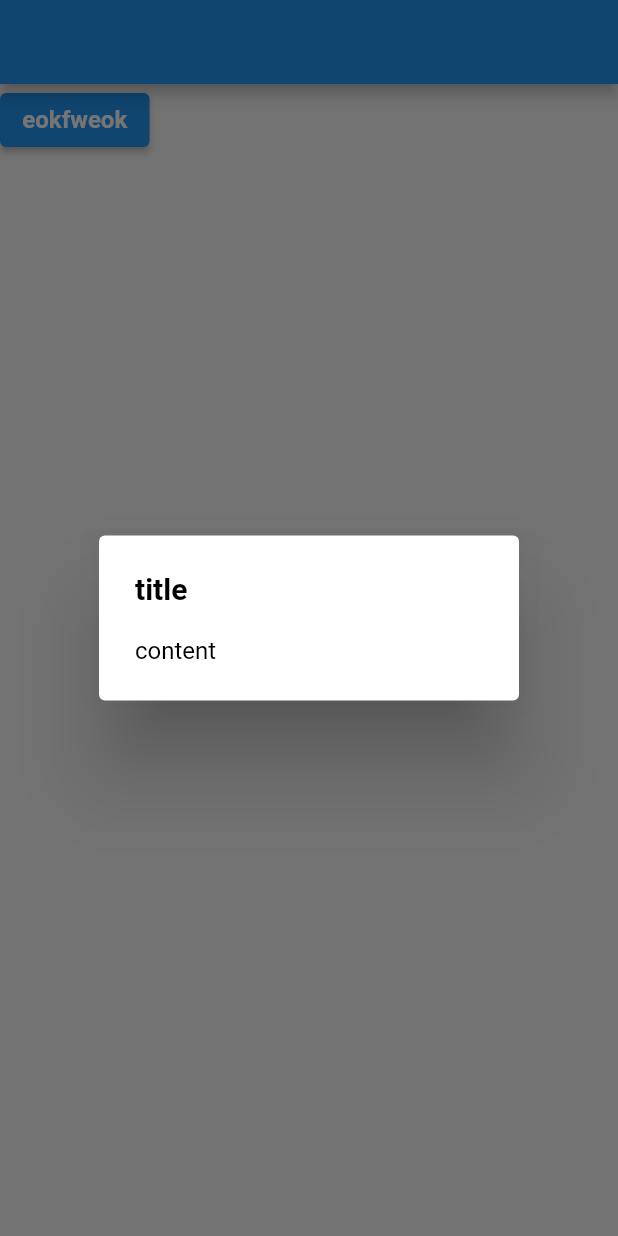
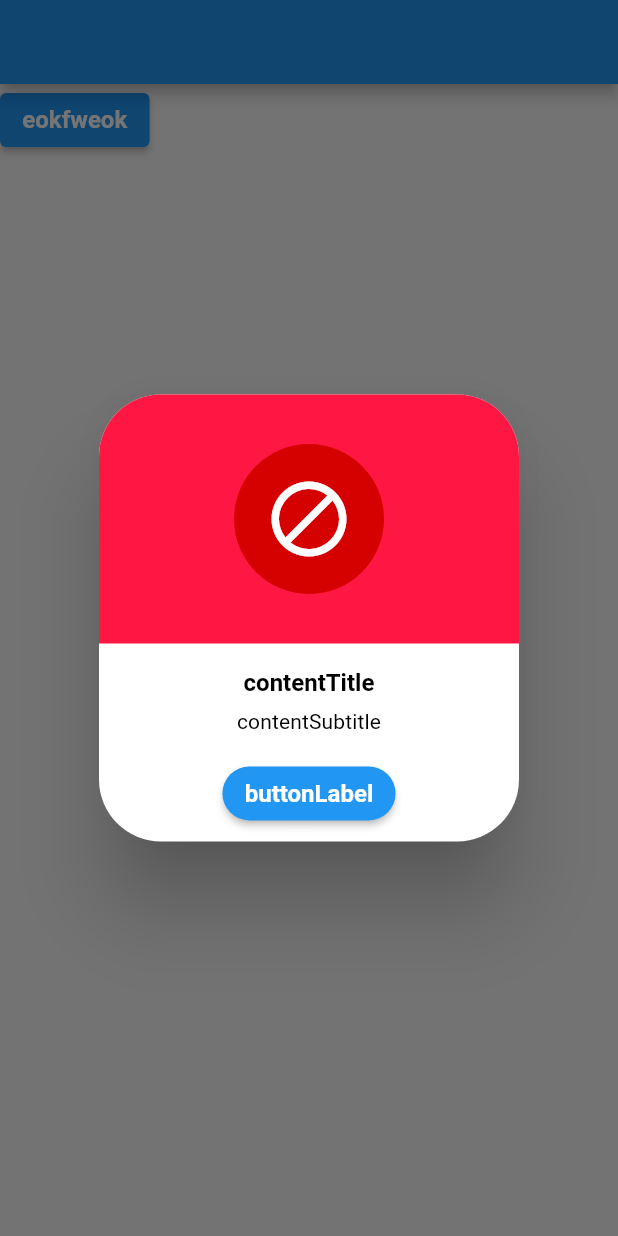
Before and after one commit to akaanuzman/core, a Flutter app: the screen it shows after launch, after a tap on "eokfweok", on a phone screen of 412 x 824 dp. Run offline on Flutter 3.47's test engine with Material 2 defaults, Android fonts, the phone set to English and light mode, and no system bars; our stand-ins replace dio, flutter_secure_storage.

Commit message:
special alert was added

```diff
--- /dev/null
+++ b/lib/core/enums/alert_enum.dart
@@ -0,0 +1,9 @@
+// ignore_for_file: constant_identifier_names
+
+enum AlertEnum {
+  SUCCESS,
+  ERROR,
+  WARN,
+  INFO,
+  AREUSURE
+}
--- /dev/null
+++ b/lib/core/extensions/alert_extension.dart
@@ -0,0 +1,72 @@
+import 'package:core/core/enums/alert_enum.dart';
+import 'package:core/core/theme/color/my_colors.dart';
+import 'package:core/uikit/alert/special_alert.dart';
+import 'package:flutter/material.dart';
+
+extension AlertExtension on AlertEnum {
+  SpecialAlert getAlert({
+    required String contentTitle,
+    required String contentSubtitle,
+    required String buttonLabel,
+    Function()? onTap,
+    bool isHasActions = false,
+    String? secondButtonLabel,
+    Function()? secondActionOnTap,
+  }) {
+    switch (this) {
+      case AlertEnum.SUCCESS:
+        return SpecialAlert(
+          icon: Icons.check,
+          titleBgColor: MyColors.instance.greenAccent4,
+          circleAvatarBgColor: MyColors.instance.greenAccent7,
+          contentTitle: contentTitle,
+          contentSubtitle: contentSubtitle,
+          buttonLabel: buttonLabel,
+          onTap: onTap,
+        );
+      case AlertEnum.ERROR:
+        return SpecialAlert(
+          icon: Icons.do_disturb,
+          titleBgColor: MyColors.instance.redAccent4,
+          circleAvatarBgColor: MyColors.instance.redAccent7,
+          contentTitle: contentTitle,
+          contentSubtitle: contentSubtitle,
+          buttonLabel: buttonLabel,
+          onTap: onTap,
+        );
+      case AlertEnum.WARN:
+        return SpecialAlert(
+          icon: Icons.error_outline_sharp,
+          titleBgColor: MyColors.instance.amberAccent4,
+          circleAvatarBgColor: MyColors.instance.amberAccent7,
+          contentTitle: contentTitle,
+          contentSubtitle: contentSubtitle,
+          buttonLabel: buttonLabel,
+          onTap: onTap,
+        );
+      case AlertEnum.INFO:
+        return SpecialAlert(
+          icon: Icons.lightbulb,
+          titleBgColor: MyColors.instance.yellowAccent4,
+          circleAvatarBgColor: MyColors.instance.yellowAccent7,
+          contentTitle: contentTitle,
+          contentSubtitle: contentSubtitle,
+          buttonLabel: buttonLabel,
+          onTap: onTap,
+        );
+      case AlertEnum.AREUSURE:
+        return SpecialAlert(
+          icon: Icons.done_outline_outlined,
+          titleBgColor: MyColors.instance.tealAccent2,
+          circleAvatarBgColor: MyColors.instance.tealAccent7,
+          contentTitle: contentTitle,
+          contentSubtitle: contentSubtitle,
+          buttonLabel: buttonLabel,
+          onTap: onTap,
+          isHasActions: true,
+          secondButtonLabel: secondButtonLabel,
+          secondActionOnTap: secondActionOnTap,
+        );
+    }
+  }
+}
--- a/lib/core/helpers/ui_globals.dart
+++ b/lib/core/helpers/ui_globals.dart
@@ -1,7 +1,7 @@
+import 'package:core/core/enums/alert_enum.dart';
 import 'package:flutter/material.dart';
-
-import '../../main.dart';
-import '../../products/snackbar/special_snackbar.dart';
+import 'package:core/core/extensions/alert_extension.dart';
+import '../../uikit/snackbar/special_snackbar.dart';
 
 class UIGlobals {
   static UIGlobals? _instance;
@@ -31,4 +31,31 @@ class UIGlobals {
       ),
     );
   }
+
+  void showAlertDialog({
+    required BuildContext context,
+    required AlertEnum alertEnum,
+    required String contentTitle,
+    required String contentSubtitle,
+    required String buttonLabel,
+    Function()? onTap,
+    bool isHasActions = false,
+    String? secondButtonLabel,
+    Function()? secondActionOnTap,
+  }) {
+    showDialog(
+      context: context,
+      builder: (context) {
+        return alertEnum.getAlert(
+          contentTitle: contentTitle,
+          contentSubtitle: contentSubtitle,
+          buttonLabel: buttonLabel,
+          onTap: onTap,
+          isHasActions: isHasActions,
+          secondButtonLabel: secondButtonLabel,
+          secondActionOnTap: secondActionOnTap,
+        );
+      },
+    );
+  }
 }
--- a/lib/home_view.dart
+++ b/lib/home_view.dart
@@ -1,5 +1,5 @@
 import 'package:core/core/base/base_singleton.dart';
-import 'package:core/core/extensions/ui_extensions.dart';
+import 'package:core/core/enums/alert_enum.dart';
 import 'package:flutter/material.dart';
 
 class HomeView extends StatelessWidget with BaseSingleton {
@@ -11,15 +11,15 @@ class HomeView extends StatelessWidget with BaseSingleton {
       appBar: AppBar(),
       body: ElevatedButton(
           onPressed: () {
-            showDialog(
+            uiGlobals.showAlertDialog(
               context: context,
-              builder: (context) => AlertDialog(
-                title: Text("title"),
-                content: Text("content"),
-              ),
+              alertEnum: AlertEnum.ERROR,
+              contentTitle: "contentTitle",
+              contentSubtitle: "contentSubtitle",
+              buttonLabel: "buttonLabel",
             );
           },
-          child: Text("eokfweok")),
+          child: const Text("eokfweok")),
     );
   }
 }
--- /dev/null
+++ b/lib/uikit/alert/special_alert.dart
@@ -0,0 +1,123 @@
+import 'package:core/core/base/base_singleton.dart';
+import 'package:core/core/extensions/ui_extensions.dart';
+import 'package:flutter/material.dart';
+
+import '../../core/theme/color/my_colors.dart';
+
+class SpecialAlert extends StatelessWidget with BaseSingleton {
+  final Color? titleBgColor;
+  final Color? circleAvatarBgColor;
+  final IconData icon;
+  final String contentTitle;
+  final String contentSubtitle;
+  final String buttonLabel;
+  final Function()? onTap;
+  final bool isHasActions;
+  final String? secondButtonLabel;
+  final Function()? secondActionOnTap;
+
+  const SpecialAlert({
+    super.key,
+    this.titleBgColor,
+    this.circleAvatarBgColor,
+    required this.icon,
+    required this.contentTitle,
+    required this.contentSubtitle,
+    required this.buttonLabel,
+    this.onTap,
+    this.isHasActions = false,
+    this.secondButtonLabel,
+    this.secondActionOnTap,
+  });
+
+  @override
+  Widget build(BuildContext context) {
+    return AlertDialog(
+      shape: RoundedRectangleBorder(borderRadius: context.borderRadius10x),
+      titlePadding: EdgeInsets.zero,
+      title: Container(
+        alignment: Alignment.center,
+        padding: context.padding4x,
+        decoration: BoxDecoration(
+          borderRadius: BorderRadius.only(
+              topLeft: context.radius10x, topRight: context.radius10x),
+          color: titleBgColor,
+        ),
+        child: SizedBox(
+          width: 100,
+          height: 100,
+          child: CircleAvatar(
+            backgroundColor: circleAvatarBgColor,
+            child: Icon(
+              icon,
+              color: MyColors.instance.white,
+              size: 60,
+            ),
+          ),
+        ),
+      ),
+      content: Padding(
+        padding: context.paddingHorizontal2x,
+        child: Column(
+          mainAxisSize: MainAxisSize.min,
+          children: [
+            Text(
+              contentTitle,
+              style: context.textTheme.subtitle1!.copyWith(
+                fontWeight: FontWeight.w700,
+              ),
+            ),
+            context.emptySizedHeightBox1x,
+            Text(
+              contentSubtitle,
+              style: context.textTheme.subtitle2,
+              textAlign: TextAlign.center,
+            ),
+            context.emptySizedHeightBox1x,
+          ],
+        ),
+      ),
+      contentPadding: EdgeInsets.only(top: context.val2x),
+      actionsAlignment: MainAxisAlignment.center,
+      actions: [
+        if (isHasActions) ...[
+          ElevatedButton(
+            onPressed: onTap ??
+                () {
+                  Navigator.pop(context);
+                },
+            style: ElevatedButton.styleFrom(
+              backgroundColor: colors.redAccent,
+              shape:
+                  RoundedRectangleBorder(borderRadius: context.borderRadius10x),
+            ),
+            child: Text(secondButtonLabel ?? "null_value"),
+          ),
+          ElevatedButton(
+            onPressed: secondActionOnTap ??
+                () {
+                  Navigator.pop(context);
+                },
+            style: ElevatedButton.styleFrom(
+              shape:
+                  RoundedRectangleBorder(borderRadius: context.borderRadius10x),
+            ),
+            child: Text(buttonLabel),
+          ),
+        ] else ...[
+          ElevatedButton(
+            onPressed: onTap ??
+                () {
+                  Navigator.pop(context);
+                },
+            style: ElevatedButton.styleFrom(
+              shape:
+                  RoundedRectangleBorder(borderRadius: context.borderRadius10x),
+            ),
+            child: Text(buttonLabel),
+          ),
+        ]
+      ],
+    );
+  }
+}
```
Also changed, not shown: lib/uikit/snackbar/special_snackbar.dart (renamed from lib/products/snackbar/special_snackbar.dart).
